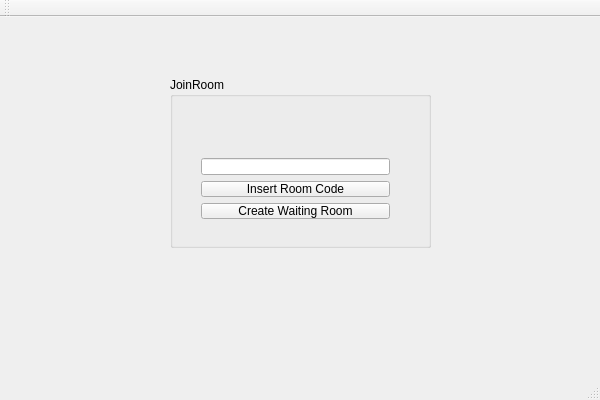
Before: the Qt Designer form Scribble/Scribble/JoinRoom.ui in PopescuFilip/Scribble, drawn with Qt 5.
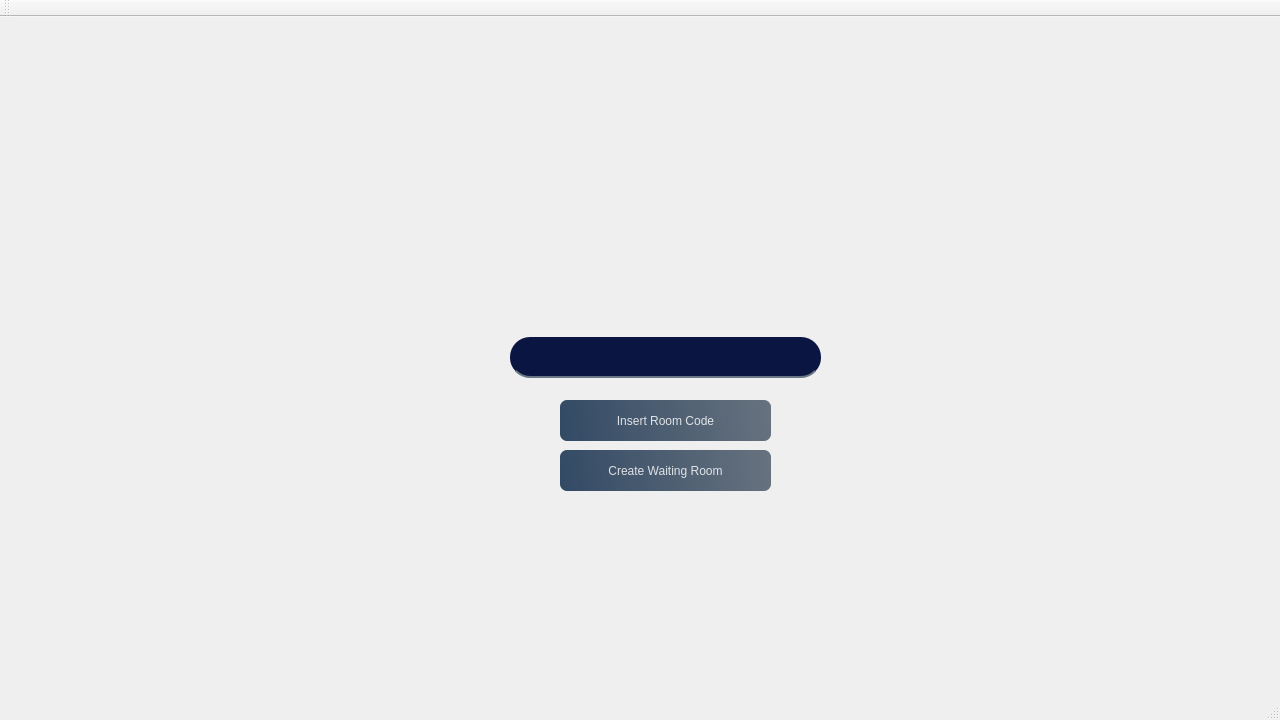
After: the same form once the commit is applied.

Commit message: Modified the design of the JoinRoom window

The edit to the form file:
```diff
--- a/Scribble/Scribble/JoinRoom.ui
+++ b/Scribble/Scribble/JoinRoom.ui
@@ -6,54 +6,101 @@
    <rect>
     <x>0</x>
     <y>0</y>
-    <width>600</width>
-    <height>400</height>
+    <width>1280</width>
+    <height>720</height>
    </rect>
   </property>
   <property name="windowTitle">
    <string>JoinRoom</string>
   </property>
   <widget class="QWidget" name="centralWidget">
-   <widget class="QGroupBox" name="groupBox">
+   <widget class="QWidget" name="widget" native="true">
     <property name="geometry">
      <rect>
-      <x>170</x>
-      <y>60</y>
-      <width>261</width>
-      <height>171</height>
+      <x>500</x>
+      <y>290</y>
+      <width>341</width>
+      <height>201</height>
      </rect>
     </property>
-    <property name="title">
-     <string>JoinRoom</string>
+    <property name="styleSheet">
+     <string notr="true">border-radius:20px;</string>
     </property>
-    <widget class="QWidget" name="layoutWidget">
+    <widget class="QLineEdit" name="lineEdit">
      <property name="geometry">
       <rect>
-       <x>20</x>
-       <y>70</y>
+       <x>10</x>
+       <y>30</y>
+       <width>311</width>
+       <height>41</height>
+      </rect>
+     </property>
+     <property name="styleSheet">
+      <string notr="true">background-color: rgb(11, 21, 65);
+border:none;
+border-bottom:2px solid rgba(105, 118,132, 255);
+color:rgba(255,255, 255, 230);
+padding-bottom:7px;
+radius-border:20xp;</string>
+     </property>
+    </widget>
+    <widget class="QPushButton" name="insertButton">
+     <property name="geometry">
+      <rect>
+       <x>60</x>
+       <y>93</y>
        <width>211</width>
-       <height>83</height>
+       <height>41</height>
       </rect>
      </property>
-     <layout class="QVBoxLayout" name="verticalLayout">
-      <item>
-       <widget class="QLineEdit" name="lineEdit"/>
-      </item>
-      <item>
-       <widget class="QPushButton" name="insertButton">
-        <property name="text">
-         <string>Insert Room Code</string>
-        </property>
-       </widget>
-      </item>
-      <item>
-       <widget class="QPushButton" name="createButton">
-        <property name="text">
-         <string>Create Waiting Room</string>
-        </property>
-       </widget>
-      </item>
-     </layout>
+     <property name="styleSheet">
+      <string notr="true">QPushButton#insertButton{ 
+background-color: qlineargradient(spread:pad, x1:0, y1:0.505682, x2:1, y2:0.477, stop:0 rgba(20, 47, 78, 219), stop: 1 rgba(85, 98, 112, 226));
+color:rgba(255, 255, 255, 210);
+ border-radius:7px; 
+}
+QPushButton#insertButton:hover{
+background-color: qlineargradient(spread:pad, x1:0, y1:0.505682, x2:1, y2:0.477, stop:0 rgba(40, 67, 98, 219), stop:1 rgba(105, 118, 132, 226)) 
+}
+QPushButton#insertButton:pressed{ 
+padding-left:5px; 
+padding-top:5px; 
+background-color:rgba();
+	background-color: rgb(42, 0, 56);
+}</string>
+     </property>
+     <property name="text">
+      <string>Insert Room Code</string>
+     </property>
+    </widget>
+    <widget class="QPushButton" name="createButton">
+     <property name="geometry">
+      <rect>
+       <x>60</x>
+       <y>143</y>
+       <width>211</width>
+       <height>41</height>
+      </rect>
+     </property>
+     <property name="styleSheet">
+      <string notr="true">QPushButton#createButton{ 
+background-color: qlineargradient(spread:pad, x1:0, y1:0.505682, x2:1, y2:0.477, stop:0 rgba(20, 47, 78, 219), stop: 1 rgba(85, 98, 112, 226));
+color:rgba(255, 255, 255, 210);
+ border-radius:7px; 
+}
+QPushButton#createButton:hover{
+background-color: qlineargradient(spread:pad, x1:0, y1:0.505682, x2:1, y2:0.477, stop:0 rgba(40, 67, 98, 219), stop:1 rgba(105, 118, 132, 226)) 
+}
+QPushButton#createButton:pressed{ 
+padding-left:5px; 
+padding-top:5px; 
+background-color:rgba();
+	background-color: rgb(42, 0, 56);
+}</string>
+     </property>
+     <property name="text">
+      <string>Create Waiting Room</string>
+     </property>
     </widget>
    </widget>
   </widget>
```
Left out of the diff: 2 changed lines with no effect on the pictures. The commit also changes 2 other files.
